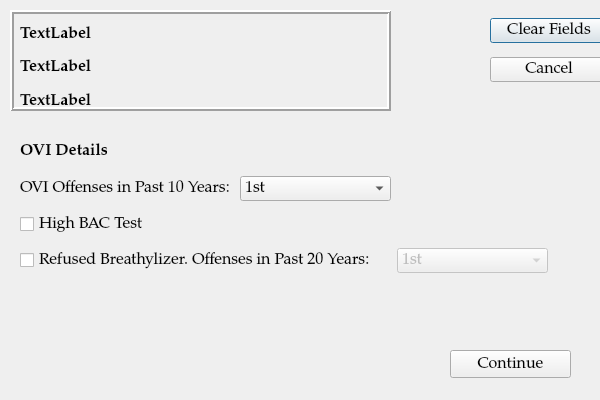
The window that ui/OviDialog.ui (HunterProgram22/MuniEntry) describes before a commit, drawn with Qt 5.
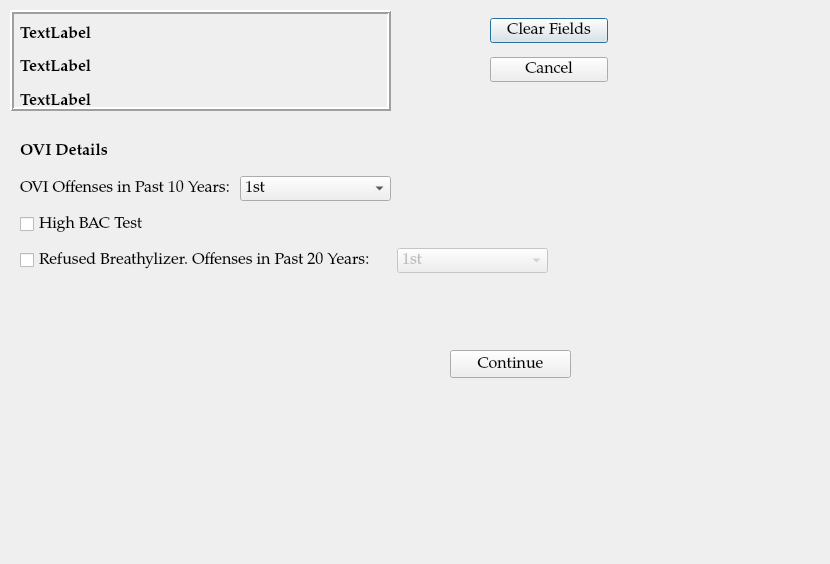
The same window after the commit.

What changed in the file:
```diff
--- a/ui/OviDialog.ui
+++ b/ui/OviDialog.ui
@@ -6,8 +6,8 @@
    <rect>
     <x>0</x>
     <y>0</y>
-    <width>600</width>
-    <height>400</height>
+    <width>830</width>
+    <height>564</height>
    </rect>
   </property>
   <property name="minimumSize">
```
Left out of the diff: 6 changed lines with no effect on the pictures.
